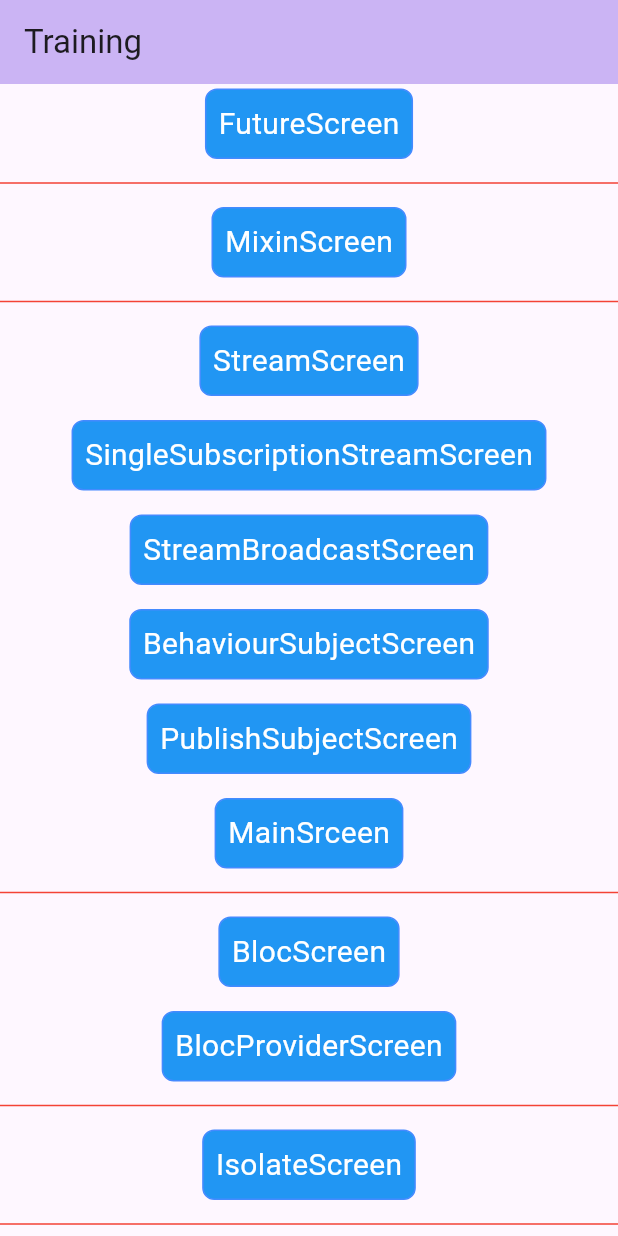
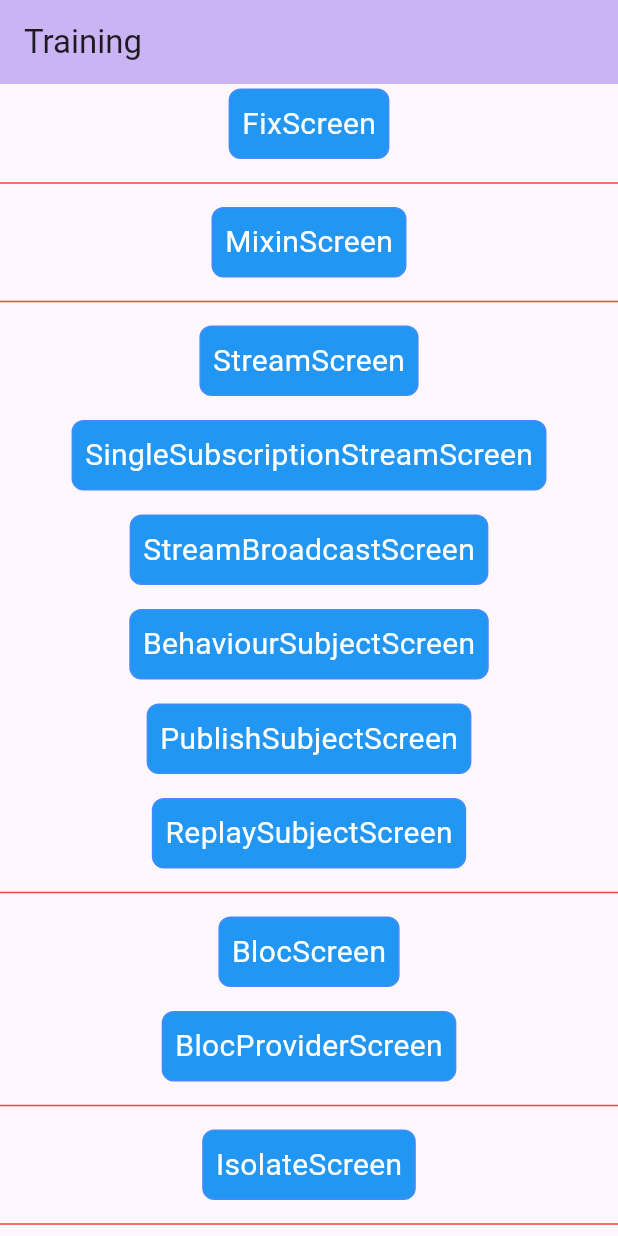
Before and after one commit to quoctran1/trainning, a Flutter app: the screen it shows after launch, scrolled down 1534 dp, on a phone screen of 412 x 824 dp. Run offline on Flutter 3.47's test engine with Material 3 defaults, Android fonts, the phone set to English and light mode, and no system bars; our stand-ins replace bloc, cached_network_image, flutter_bloc, flutter_svg, image_picker, rxdart; network calls fail.

Commit message:
update: update RxDart logic

```diff
--- a/lib/main.dart
+++ b/lib/main.dart
@@ -376,7 +376,7 @@ class _MyHomePageState extends State<MyHomePage> {
               color: Colors.red,
             ),
             HomeButtonWidget(
-              title: 'FutureScreen',
+              title: 'FixScreen',
               onTap: () {
                 Navigator.push<void>(
                   context,
@@ -463,7 +463,7 @@ class _MyHomePageState extends State<MyHomePage> {
               },
             ),
             HomeButtonWidget(
-              title: 'MainSrceen',
+              title: 'ReplaySubjectScreen',
               onTap: () {
                 Navigator.push<void>(
                   context,
--- a/lib/models/stream_model/counter_stream.dart
+++ b/lib/models/stream_model/counter_stream.dart
@@ -2,7 +2,7 @@ import 'dart:math';
 
 class CounterStream {
   Stream<int> createCountStream() async* {
-    for (int i = 1; i <= 10; i++) {
+    for (int i = 1; i <= 30; i++) {
       await Future.delayed(const Duration(seconds: 1));
       yield i;
     }
--- a/lib/screen/stream_screen/single_subscription_stream_screen.dart
+++ b/lib/screen/stream_screen/single_subscription_stream_screen.dart
@@ -42,7 +42,7 @@ class _SingleSubscriptionStreamScreenState extends State<SingleSubscriptionStrea
           children: [
             StreamBuilder<int>(
               initialData: 1110,
-              stream: counterStreamController.getStream,
+              stream: counterStreamController.getStreamTransform,
               builder: (BuildContext context, AsyncSnapshot<int> snapshot) {
                 if (snapshot.hasData) {
                   return Text("${snapshot.data} ${Random().nextInt(20)}");
@@ -55,8 +55,6 @@ class _SingleSubscriptionStreamScreenState extends State<SingleSubscriptionStrea
                 onTap: () {
                   counterStreamController.addData();
                 }),
-            const SizedBox(height: 100,width: 100,),
-              Container(height: 100,width: 100,)
 
           ],
         ),
--- a/lib/screen/subject_screen/replay_subject_screen.dart
+++ b/lib/screen/subject_screen/replay_subject_screen.dart
@@ -10,7 +10,7 @@ class ReplaySubjectScreen extends StatefulWidget {
 }
 
 class _ReplaySubjectScreenState extends State<ReplaySubjectScreen> {
-  final ReplaySubject<int> subject = ReplaySubject<int>();
+  final ReplaySubject<int> subject = ReplaySubject<int>(maxSize: 2);
 
   @override
   void dispose() {
@@ -28,7 +28,8 @@ class _ReplaySubjectScreenState extends State<ReplaySubjectScreen> {
                 title: 'callSubject',
                 onTap: () {
                   callSubject();
-                }) ,HomeButtonWidget(
+                }),
+            HomeButtonWidget(
                 title: 'values',
                 onTap: () {
                   print(subject.values);
--- a/lib/widget/home_button_widget.dart
+++ b/lib/widget/home_button_widget.dart
@@ -8,7 +8,7 @@ class HomeButtonWidget extends StatelessWidget {
 
   @override
   Widget build(BuildContext context) {
-    return GestureDetector(
+    return InkWell(
       onTap: () {
         onTap();
       },
```
